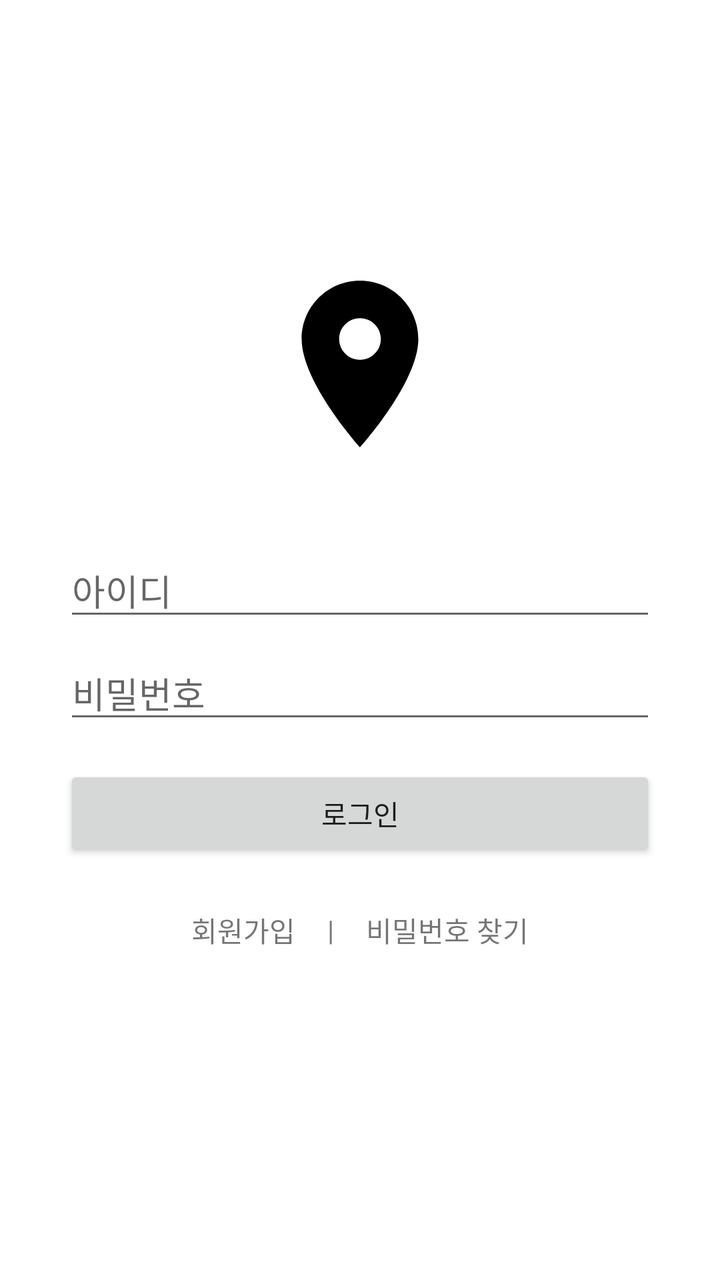
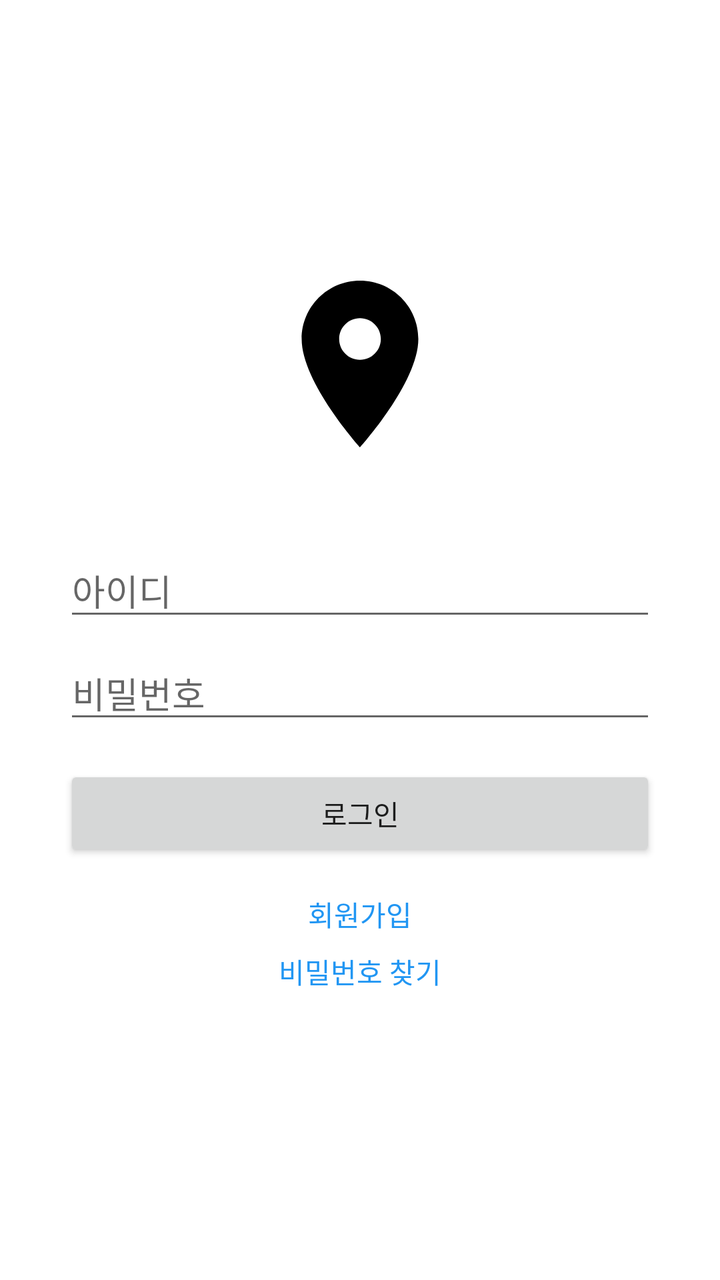

Two renders of the same Android screen: before a commit and after it. Below are the layout's source before the change and the commit's diff.
<!-- AndroidManifest.xml: application theme Theme.SocialMyMap -->
<!-- res/layout/activity_login.xml -->
<?xml version="1.0" encoding="utf-8"?>
<LinearLayout xmlns:android="http://schemas.android.com/apk/res/android"
    android:layout_width="match_parent"
    android:layout_height="match_parent"
    android:orientation="vertical"
    android:gravity="center_horizontal"
    android:paddingStart="32dp"
    android:paddingEnd="32dp"
    android:paddingTop="32dp"
    android:paddingBottom="32dp"
    android:fitsSystemWindows="true">

    <ImageView
        android:layout_width="100dp"
        android:layout_height="100dp"
        android:layout_marginTop="100dp"
        android:layout_marginBottom="40dp"
        android:src="@drawable/ic_feature_marker" />

    <EditText
        android:id="@+id/et_userid"
        android:layout_width="match_parent"
        android:layout_height="wrap_content"
        android:hint="아이디"
        android:inputType="text"
        android:layout_marginBottom="8dp"/>

    <EditText
        android:id="@+id/et_password"
        android:layout_width="match_parent"
        android:layout_height="wrap_content"
        android:hint="비밀번호"
        android:inputType="textPassword"
        android:layout_marginBottom="16dp"/>

    <Button
        android:id="@+id/btn_login"
        android:layout_width="match_parent"
        android:layout_height="wrap_content"
        android:text="로그인" />

    <LinearLayout
        android:layout_width="match_parent"
        android:layout_height="wrap_content"
        android:orientation="horizontal"
        android:gravity="center"
        android:layout_marginTop="16dp">

        <TextView
            android:id="@+id/tv_register"
            android:layout_width="wrap_content"
            android:layout_height="wrap_content"
            android:text="회원가입"
            android:padding="8dp"/>

        <TextView
            android:layout_width="wrap_content"
            android:layout_height="wrap_content"
            android:text="|"
            android:padding="8dp"/>

        <TextView
            android:id="@+id/tv_find_password"
            android:layout_width="wrap_content"
            android:layout_height="wrap_content"
            android:text="비밀번호 찾기"
            android:padding="8dp"/>
    </LinearLayout>

</LinearLayout>
<!-- resources referenced by this layout -->
<resources>
  <!-- drawable ic_feature_marker (drawable) -->
  <vector xmlns:android="http://schemas.android.com/apk/res/android" android:height="24dp" android:tint="#000000" android:viewportHeight="24" android:viewportWidth="24" android:width="24dp">
        
      <path android:fillColor="@android:color/white" android:pathData="M12,2C8.13,2 5,5.13 5,9c0,5.25 7,13 7,13s7,-7.75 7,-13c0,-3.87 -3.13,-7 -7,-7zM12,11.5c-1.38,0 -2.5,-1.12 -2.5,-2.5s1.12,-2.5 2.5,-2.5 2.5,1.12 2.5,2.5 -1.12,2.5 -2.5,2.5z"/>
      
  </vector>
  <style name="Theme.SocialMyMap" parent="Theme.MaterialComponents.DayNight.DarkActionBar">
          
          <item name="colorPrimary">@color/blue_500</item>
          <item name="colorPrimaryVariant">@color/blue_700</item>
          <item name="colorOnPrimary">@color/white</item>
          
          <item name="colorSecondary">@color/teal_200</item>
          <item name="colorSecondaryVariant">@color/teal_700</item>
          <item name="colorOnSecondary">@color/black</item>
          
          <item name="android:statusBarColor" tools:targetApi="l">?attr/colorPrimaryVariant</item>
          
  
          
          <item name="android:windowDrawsSystemBarBackgrounds">true</item>
          <item name="android:statusBarColor">@android:color/transparent</item>
          <item name="android:navigationBarColor">@android:color/transparent</item>
          <item name="android:windowLightStatusBar">true</item>
          <item name="android:windowLightNavigationBar" tools:targetApi="o_mr1">true</item>
      </style>
  <color name="blue_500">#2196F3</color>
  <color name="blue_700">#1976D2</color>
  <color name="white">#FFFFFFFF</color>
  <color name="teal_200">#FF03DAC5</color>
  <color name="teal_700">#FF018786</color>
  <color name="black">#FF000000</color>
</resources>

<!-- the commit's change to res/layout/activity_login.xml (unified diff, before → after) -->
@@ -4,11 +4,7 @@
     android:layout_height="match_parent"
     android:orientation="vertical"
     android:gravity="center_horizontal"
-    android:paddingStart="32dp"
-    android:paddingEnd="32dp"
-    android:paddingTop="32dp"
-    android:paddingBottom="32dp"
-    android:fitsSystemWindows="true">
+    android:padding="32dp">
 
     <ImageView
         android:layout_width="100dp"
@@ -37,34 +33,22 @@
         android:id="@+id/btn_login"
         android:layout_width="match_parent"
         android:layout_height="wrap_content"
-        android:text="로그인" />
+        android:text="로그인"
+        android:layout_marginBottom="16dp"/>
 
-    <LinearLayout
-        android:layout_width="match_parent"
+    <TextView
+        android:id="@+id/tv_register"
+        android:layout_width="wrap_content"
         android:layout_height="wrap_content"
-        android:orientation="horizontal"
-        android:gravity="center"
-        android:layout_marginTop="16dp">
+        android:text="회원가입"
+        android:textColor="@color/blue_500"
+        android:layout_marginBottom="8dp"/>
 
-        <TextView
-            android:id="@+id/tv_register"
-            android:layout_width="wrap_content"
-            android:layout_height="wrap_content"
-            android:text="회원가입"
-            android:padding="8dp"/>
-
-        <TextView
-            android:layout_width="wrap_content"
-            android:layout_height="wrap_content"
-            android:text="|"
-            android:padding="8dp"/>
-
-        <TextView
-            android:id="@+id/tv_find_password"
-            android:layout_width="wrap_content"
-            android:layout_height="wrap_content"
-            android:text="비밀번호 찾기"
-            android:padding="8dp"/>
-    </LinearLayout>
+    <TextView
+        android:id="@+id/tv_forgot_password"
+        android:layout_width="wrap_content"
+        android:layout_height="wrap_content"
+        android:text="비밀번호 찾기"
+        android:textColor="@color/blue_500"/>
 
 </LinearLayout>
<!-- resource entries referenced after the edit -->
@@ -1,5 +1,6 @@
 <!-- resources referenced by this layout -->
 <resources>
+  <color name="blue_500">#2196F3</color>
   <!-- drawable ic_feature_marker (drawable) -->
   <vector xmlns:android="http://schemas.android.com/apk/res/android" android:height="24dp" android:tint="#000000" android:viewportHeight="24" android:viewportWidth="24" android:width="24dp">
         
@@ -26,7 +27,6 @@
           <item name="android:windowLightStatusBar">true</item>
           <item name="android:windowLightNavigationBar" tools:targetApi="o_mr1">true</item>
       </style>
-  <color name="blue_500">#2196F3</color>
   <color name="blue_700">#1976D2</color>
   <color name="white">#FFFFFFFF</color>
   <color name="teal_200">#FF03DAC5</color>
